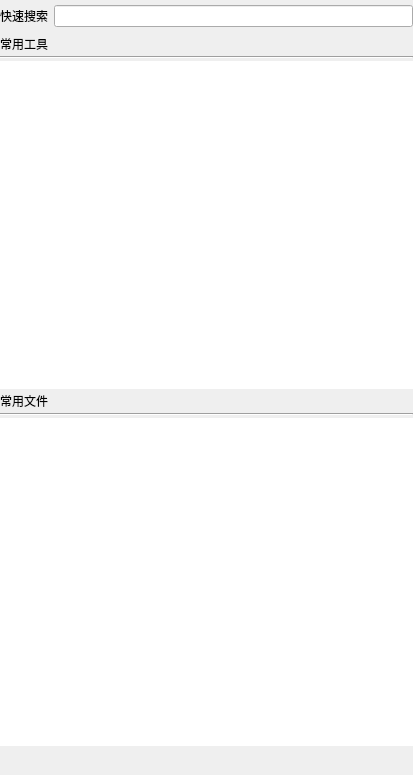
Old version of the form MainWindow.ui in the repository cyt199709/DeskBox.
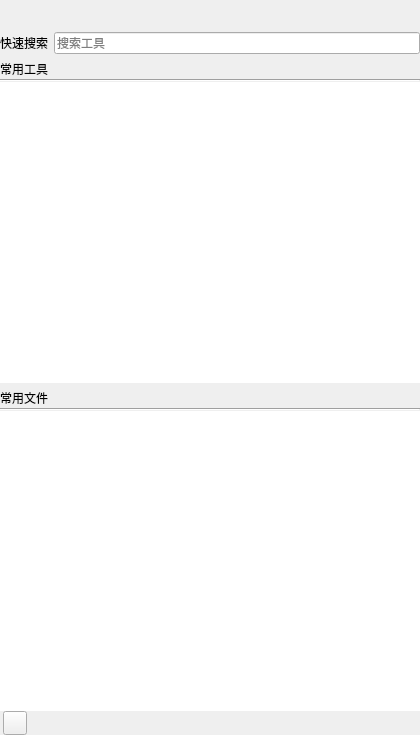
New version of the form.

What changed in the file:
```diff
--- a/MainWindow.ui
+++ b/MainWindow.ui
@@ -6,8 +6,8 @@
    <rect>
     <x>0</x>
     <y>0</y>
-    <width>413</width>
-    <height>775</height>
+    <width>420</width>
+    <height>735</height>
    </rect>
   </property>
   <property name="windowTitle">
@@ -15,7 +15,47 @@
   </property>
   <layout class="QVBoxLayout" name="verticalLayout">
    <property name="spacing">
-    <number>2</number>
+    <number>0</number>
+   </property>
+   <property name="leftMargin">
+    <number>0</number>
+   </property>
+   <property name="topMargin">
+    <number>0</number>
+   </property>
+   <property name="rightMargin">
+    <number>0</number>
+   </property>
+   <property name="bottomMargin">
+    <number>0</number>
+   </property>
+   <item>
+    <widget class="QWidget" name="titleWidget" native="true">
+     <property name="sizePolicy">
+      <sizepolicy hsizetype="Preferred" vsizetype="Fixed">
+       <horstretch>0</horstretch>
+       <verstretch>0</verstretch>
+      </sizepolicy>
+     </property>
+     <property name="minimumSize">
+      <size>
+       <width>0</width>
+       <height>27</height>
+      </size>
+     </property>
+     <property name="titleSkin" stdset="0">
+      <bool>true</bool>
+     </property>
+    </widget>
+   </item>
+   <item>
+    <widget class="QWidget" name="bodyWidget" native="true">
+     <property name="bottomSkin" stdset="0">
+      <bool>true</bool>
+     </property>
+     <layout class="QVBoxLayout" name="verticalLayout_2">
+      <property name="spacing">
+       <number>0</number>
    </property>
    <property name="leftMargin">
     <number>0</number>
@@ -34,9 +74,6 @@
      <property name="topMargin">
       <number>5</number>
      </property>
-     <property name="bottomMargin">
-      <number>5</number>
-     </property>
      <item>
       <widget class="QLabel" name="label">
        <property name="text">
@@ -45,12 +82,19 @@
       </widget>
      </item>
      <item>
-      <widget class="QLineEdit" name="SearchLineEdit"/>
+         <widget class="QLineEdit" name="SearchLineEdit">
+          <property name="placeholderText">
+           <string>搜索工具</string>
+          </property>
+         </widget>
      </item>
     </layout>
    </item>
    <item>
     <layout class="QHBoxLayout" name="horizontalLayout_3">
+        <property name="topMargin">
+         <number>5</number>
+        </property>
      <item>
       <widget class="QLabel" name="label_2">
        <property name="text">
@@ -110,6 +154,9 @@
    </item>
    <item>
     <layout class="QHBoxLayout" name="horizontalLayout_4">
+        <property name="topMargin">
+         <number>5</number>
+        </property>
      <item>
       <widget class="QLabel" name="label_3">
        <property name="text">
@@ -157,18 +204,45 @@
       <bool>true</bool>
      </property>
      <attribute name="horizontalHeaderVisible">
-      <bool>true</bool>
+         <bool>false</bool>
      </attribute>
      <attribute name="verticalHeaderVisible">
       <bool>false</bool>
      </attribute>
+       </widget>
+      </item>
+     </layout>
     </widget>
    </item>
    <item>
     <widget class="QWidget" name="widget" native="true">
+     <property name="sizePolicy">
+      <sizepolicy hsizetype="Preferred" vsizetype="Fixed">
+       <horstretch>0</horstretch>
+       <verstretch>0</verstretch>
+      </sizepolicy>
+     </property>
+     <property name="minimumSize">
+      <size>
+       <width>0</width>
+       <height>24</height>
+      </size>
+     </property>
+     <property name="maximumSize">
+      <size>
+       <width>16777215</width>
+       <height>24</height>
+      </size>
+     </property>
+     <property name="titleSkin" stdset="0">
+      <bool>true</bool>
+     </property>
      <layout class="QHBoxLayout" name="horizontalLayout">
+      <property name="spacing">
+       <number>0</number>
+      </property>
       <property name="leftMargin">
-       <number>0</number>
+       <number>3</number>
       </property>
       <property name="topMargin">
        <number>0</number>
@@ -177,10 +251,10 @@
        <number>0</number>
       </property>
       <property name="bottomMargin">
-       <number>0</number>
+       <number>3</number>
       </property>
       <item>
-       <widget class="QLabel" name="StateIcon">
+       <widget class="QPushButton" name="MenuBtn">
         <property name="sizePolicy">
          <sizepolicy hsizetype="Fixed" vsizetype="Fixed">
           <horstretch>0</horstretch>
@@ -189,8 +263,14 @@
         </property>
         <property name="minimumSize">
          <size>
-          <width>27</width>
-          <height>27</height>
+          <width>24</width>
+          <height>24</height>
+         </size>
+        </property>
+        <property name="maximumSize">
+         <size>
+          <width>24</width>
+          <height>24</height>
          </size>
         </property>
         <property name="text">
```
Left out of the diff: 15 changed lines with no effect on the pictures. Lines whose indentation alone changed are shown as unchanged.
